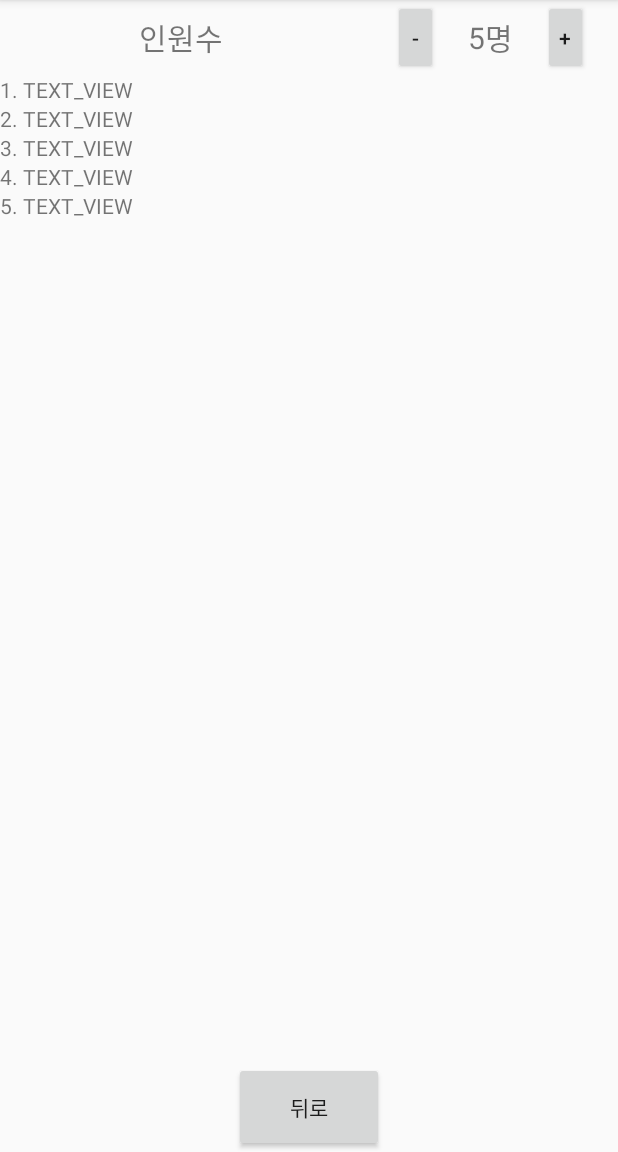
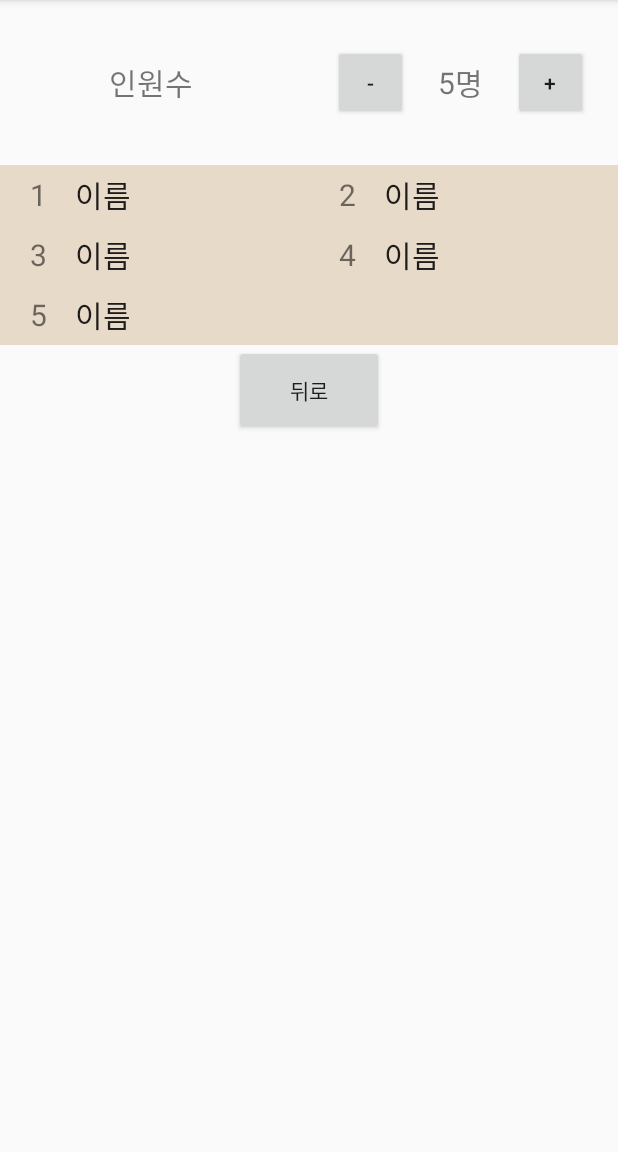
Before and after one commit to cherrypicker1113/InnocentGhostLeg, an Android app: the HrgwonActivity screen opened directly, with no data from a screen before it, on a phone screen of 412 x 824 dp, the part 84-1236 px from its top. Run offline under Robolectric (Android 15) with nearby library versions, the phone set to English and light mode, and no system bars.

Commit message:
issue-13 recyclerview 추가 GridView 활용

```diff
--- a/app/src/main/java/com/innocent/ghostleg/HrgwonActivity.kt
+++ b/app/src/main/java/com/innocent/ghostleg/HrgwonActivity.kt
@@ -1,14 +1,12 @@
 package com.innocent.ghostleg
 import android.support.v7.app.AppCompatActivity
 import android.os.Bundle
-import android.widget.TextView
 import com.innocent.ghostleg.databinding.ActivityHrgwonBinding
 
 class HrgwonActivity : AppCompatActivity() {
     private lateinit var binding: ActivityHrgwonBinding
     private val maxNumber: Int = 20
     private var num: Int = 5
-    private val textList: ArrayList<TextView> = arrayListOf()
 
     override fun onCreate(savedInstanceState: Bundle?) {
         super.onCreate(savedInstanceState)
@@ -18,38 +16,30 @@ class HrgwonActivity : AppCompatActivity() {
             finish()
         }
 
+        val adapter = HrgwonAdapter(this, arrayListOf());
+        binding.gridView.adapter = adapter
+
         num = Integer.parseInt(binding.tvNum.text.toString())
         for(i in 0 until num) {
-            addTextView()
+            adapter.addItem(Data(adapter.getCount() + 1, "이름"))
         }
 
         // 푸시가 잘 되는지 확인하기 위한 주석
         binding.btnDecrease.setOnClickListener {
-            println("num은 $num , textList size는 $textList.size")
             if (checkValid(num - 1)) {
                 updateNumber(num - 1)
-                binding.textListLinearLayout.removeView(textList.last());
-                textList.remove(textList.last())
+                adapter.removeItem()
             }
         }
 
         binding.btnIncrease.setOnClickListener {
-            println("num은 $num , textList size는 $textList.size")
             if (checkValid(num + 1)) {
                 updateNumber(num + 1)
-                addTextView()
+                adapter.addItem(Data(adapter.getCount() + 1, "이름"))
             }
         }
 
         setContentView(binding.root)
-    }
-
-    private fun addTextView() {
-        val textView = TextView(this)
-        textList.add(textView);
-        textView.text = "${textList.lastIndex + 1}. TEXT_VIEW"
-        binding.textListLinearLayout.addView(textView)
-
     }
 
     private fun updateNumber(value: Int) {
--- /dev/null
+++ b/app/src/main/java/com/innocent/ghostleg/HrgwonAdapter.kt
@@ -0,0 +1,44 @@
+package com.innocent.ghostleg
+
+import android.content.Context
+import android.view.LayoutInflater
+import android.view.View
+import android.view.ViewGroup
+import android.widget.BaseAdapter
+import android.widget.EditText
+import android.widget.TextView
+
+class Data(val index: Int, val name: String)
+
+class HrgwonAdapter(val context: Context, val dataList: ArrayList<Data>): BaseAdapter() {
+    fun addItem(data: Data) {
+        dataList.add(data)
+        notifyDataSetChanged()
+    }
+
+    fun removeItem() {
+        dataList.remove(dataList.last())
+        notifyDataSetChanged()
+    }
+
+    // Data 갯수
+    override fun getCount() = dataList.size
+
+    // position (index와 같은 개념) 에 해당하는 Data 반환
+    override fun getItem(position: Int) = dataList[position]
+
+    // L : Long 형식
+    override fun getItemId(position: Int) = 0L
+
+    override fun getView(position: Int, convertView: View?, parent: ViewGroup?): View {
+        val view: View = LayoutInflater.from(context).inflate(R.layout.edittext_list, null)
+        val textView = view.findViewById<TextView>(R.id.tv_number)
+        val editText = view.findViewById<EditText>(R.id.ed_name)
+
+        val data = dataList[position]
+        textView.text = data.index.toString()
+        editText.setText(data.name)
+
+        return view;
+    }
+}
--- a/app/src/main/res/layout/activity_hrgwon.xml
+++ b/app/src/main/res/layout/activity_hrgwon.xml
@@ -1,91 +1,84 @@
 <?xml version="1.0" encoding="utf-8"?>
-<LinearLayout
-    xmlns:android="http://schemas.android.com/apk/res/android"
+<LinearLayout xmlns:android="http://schemas.android.com/apk/res/android"
     xmlns:app="http://schemas.android.com/apk/res-auto"
     xmlns:tools="http://schemas.android.com/tools"
     android:layout_width="match_parent"
     android:layout_height="match_parent"
-    tools:context=".HrgwonActivity"
-    android:layout_margin="30dp"
-    android:orientation="vertical">
+    android:orientation="vertical"
+    tools:context=".HrgwonActivity">
 
     <LinearLayout
         android:layout_width="match_parent"
         android:layout_height="50dp"
-        android:paddingHorizontal="30dp"
-        android:orientation="horizontal">
+        android:orientation="horizontal"
+        android:layout_marginVertical="30dp"
+        android:paddingHorizontal="30dp">
 
         <TextView
             android:layout_width="0dp"
             android:layout_height="match_parent"
             android:layout_weight="1"
+            android:gravity="center"
             android:text="인원수"
-            android:textSize="20sp"
-            android:gravity="center"
-            />
+            android:textSize="20sp" />
 
         <LinearLayout
             android:layout_width="wrap_content"
             android:layout_height="match_parent"
-            android:orientation="horizontal"
             android:gravity="center"
-            >
+            android:orientation="horizontal">
 
             <Button
                 android:id="@+id/btnDecrease"
-                android:layout_width="30dp"
+                android:layout_width="50dp"
                 android:layout_height="match_parent"
                 android:layout_gravity="left"
                 android:layout_marginHorizontal="20dp"
-                android:text="-"
-                />
+                android:text="-" />
 
             <TextView
                 android:id="@+id/tvNum"
                 android:layout_width="wrap_content"
                 android:layout_height="match_parent"
+                android:background="@android:color/transparent"
+                android:gravity="center"
                 android:text="5"
-                android:gravity="center"
-                android:textSize="20sp"
-                android:background="@android:color/transparent"
-                />
+                android:textSize="20sp" />
 
             <TextView
                 android:layout_width="wrap_content"
                 android:layout_height="match_parent"
+                android:gravity="center"
                 android:text="명"
-                android:textSize="20sp"
-                android:gravity="center"
-                />
+                android:textSize="20sp" />
 
             <Button
                 android:id="@+id/btnIncrease"
-                android:layout_width="30dp"
+                android:layout_width="50dp"
                 android:layout_height="match_parent"
                 android:layout_marginHorizontal="20dp"
-                android:text="+"
-                />
+                android:text="+" />
 
         </LinearLayout>
 
     </LinearLayout>
 
-    <LinearLayout
-        android:id="@+id/textListLinearLayout"
+    <GridView
+        android:id="@+id/gridView"
         android:layout_width="match_parent"
-        android:layout_height="0dp"
-        android:layout_weight="1"
-        android:orientation="vertical"/>
+        android:layout_height="wrap_content"
+        android:background="#E8DAC9"
+        android:padding="30dp"
+        android:numColumns="2"/>
 
     <Button
         android:id="@+id/btnBack"
-        android:layout_gravity="center_horizontal"
         android:layout_width="wrap_content"
         android:layout_height="wrap_content"
         android:layout_centerInParent="true"
+        android:layout_gravity="center_horizontal"
         android:width="100dp"
         android:height="60dp"
-        android:text="뒤로"
-        />
+        android:text="뒤로" />
 
 </LinearLayout>
--- /dev/null
+++ b/app/src/main/res/layout/edittext_list.xml
@@ -0,0 +1,43 @@
+<?xml version="1.0" encoding="utf-8"?>
+<LinearLayout
+    xmlns:android="http://schemas.android.com/apk/res/android"
+    android:layout_width="match_parent"
+    android:layout_height="wrap_content"
+    xmlns:app="http://schemas.android.com/apk/res-auto"
+    android:orientation="horizontal"
+    >
+
+    <LinearLayout
+        android:layout_width="match_parent"
+        android:layout_height="40dp"
+        android:gravity="center"
+        android:layout_marginHorizontal="20dp"
+        android:orientation="horizontal"
+        >
+        <TextView
+            android:id="@+id/tv_number"
+            android:layout_width="30dp"
+            android:layout_height="wrap_content"
+            app:layout_constraintTop_toTopOf="parent"
+            app:layout_constraintBottom_toBottomOf="parent"
+            app:layout_constraintStart_toStartOf="parent"
+            android:text="1. "
+            android:textSize="20sp"
+            />
+
+        <EditText
+            android:id="@+id/ed_name"
+            android:layout_width="0dp"
+            android:layout_height="wrap_content"
+            android:layout_weight="1"
+            android:background="@null"
+            app:layout_constraintTop_toTopOf="parent"
+            app:layout_constraintStart_toEndOf="@+id/tv_number"
+            app:layout_constraintBottom_toBottomOf="parent"
+            android:text="이름적기"
+            android:textSize="20sp"
+            />
+
+    </LinearLayout>
+
+</LinearLayout>
```
